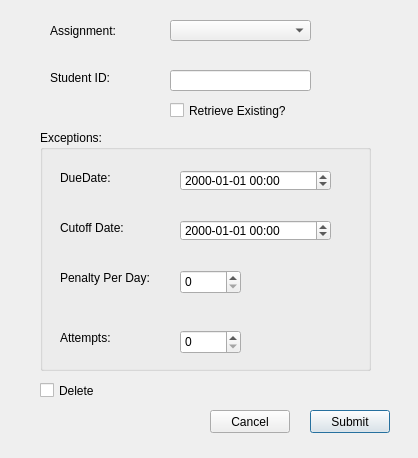
healyp/handin, file src/ui/add_exceptions_dialog.ui: the form before one commit.
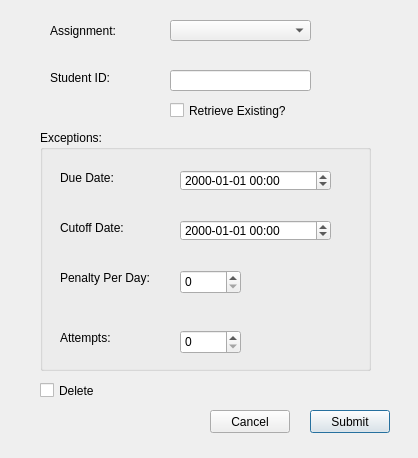
The form after the commit.

Commit message: Fixed bug with h4a.py script not working on a fresh installation

The edit to the form file:
```diff
--- a/src/ui/add_exceptions_dialog.ui
+++ b/src/ui/add_exceptions_dialog.ui
@@ -94,7 +94,7 @@
      </rect>
     </property>
     <property name="text">
-     <string>DueDate:</string>
+     <string>Due Date:</string>
     </property>
    </widget>
    <widget class="QLabel" name="label_cutOff">
```
The commit also changes 2 other files.
